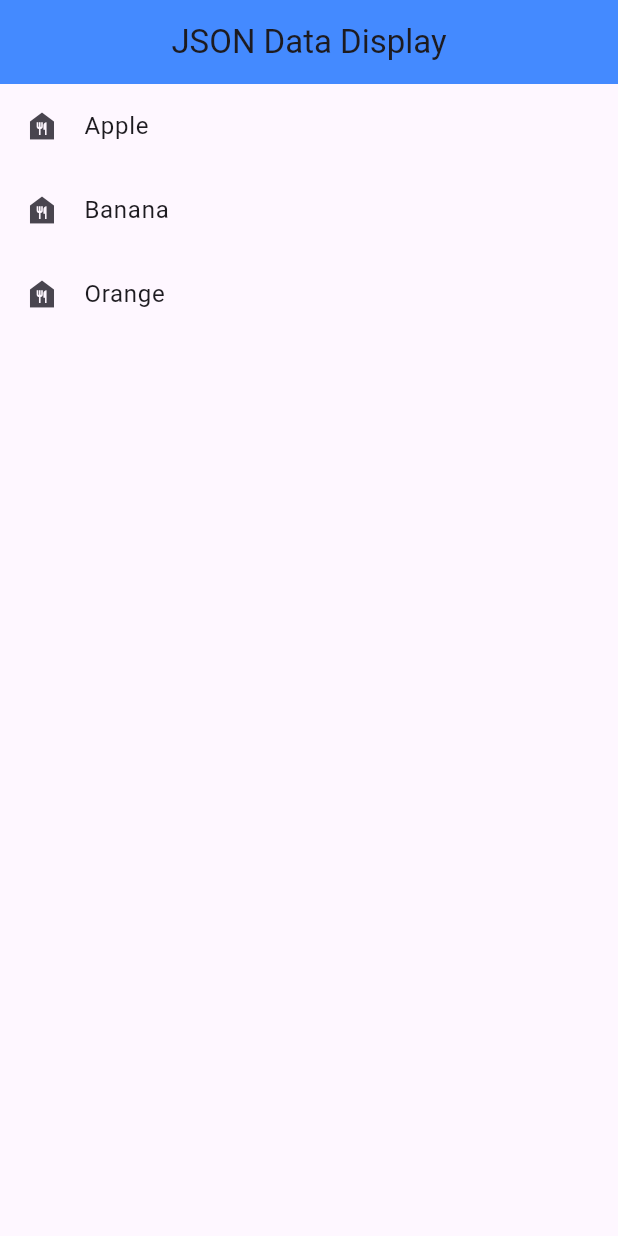
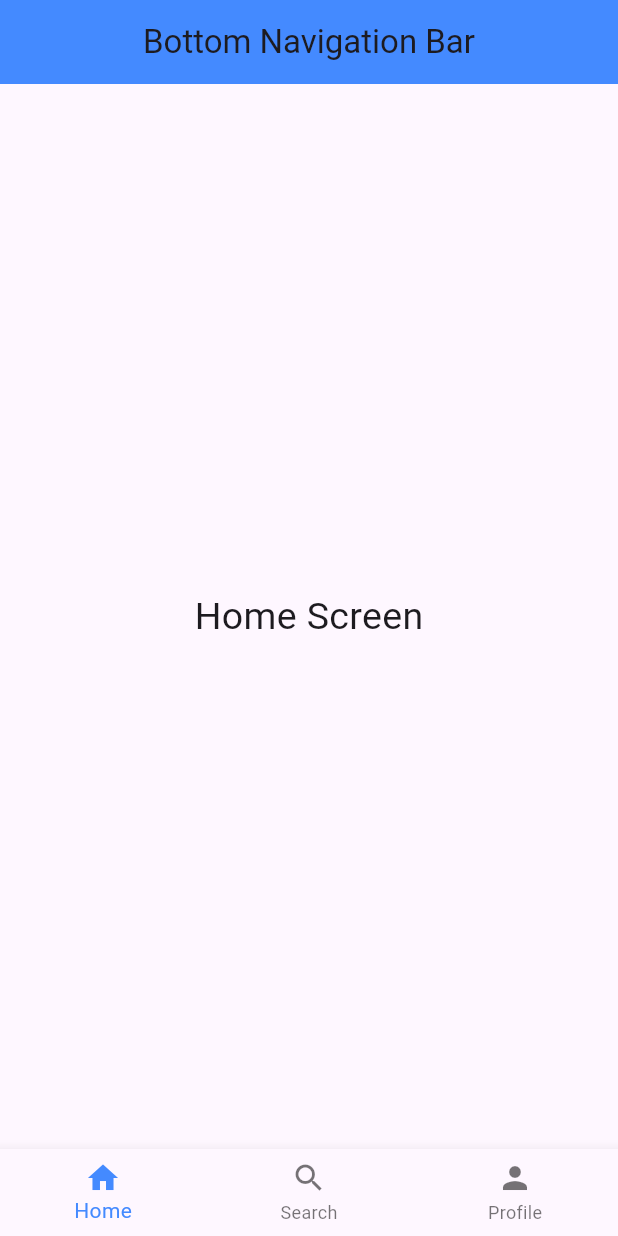
Before and after one commit to Hindavi-1/flutter_exercises, a Flutter app: the screen it shows after launch, on a phone screen of 412 x 824 dp. Run offline on Flutter 3.47's test engine with Material 3 defaults, Android fonts, the phone set to English and light mode, and no system bars.

Commit message:
bottom nav bar

```diff
--- a/lib/main.dart
+++ b/lib/main.dart
@@ -6,6 +6,7 @@ import 'task4_navigation/home_screen.dart';
 import 'task5_fade_animation.dart';
 import 'task6_listview.dart';
 import 'task7_json_display.dart';
+import 'task8_bottom_nav.dart';
 
 void main() {
   runApp(const MyApp());
@@ -18,7 +19,7 @@ class MyApp extends StatelessWidget {
   Widget build(BuildContext context) {
     return const MaterialApp(
       debugShowCheckedModeBanner: false,
-      home: Task7JsonDisplay(),
+      home: Task8BottomNav(),
     );
   }
 }
--- /dev/null
+++ b/lib/task8_bottom_nav.dart
@@ -0,0 +1,58 @@
+import 'package:flutter/material.dart';
+
+class Task8BottomNav extends StatefulWidget {
+  const Task8BottomNav({super.key});
+
+  @override
+  State<Task8BottomNav> createState() => _Task8BottomNavState();
+}
+
+class _Task8BottomNavState extends State<Task8BottomNav> {
+  int _currentIndex = 0;
+
+  @override
+  Widget build(BuildContext context) {
+    return Scaffold(
+      appBar: AppBar(
+        title: const Text("Bottom Navigation Bar"),
+        backgroundColor: Colors.blueAccent,
+        centerTitle: true,
+      ),
+
+      // 6. Change body based on selected tab
+      body: Center(
+        child: _currentIndex == 0
+            ? const Text("Home Screen", style: TextStyle(fontSize: 25))
+            : _currentIndex == 1
+            ? const Text("Search Screen", style: TextStyle(fontSize: 25))
+            : const Text("Profile Screen", style: TextStyle(fontSize: 25)),
+      ),
+
+      // Bottom Navigation Bar
+      bottomNavigationBar: BottomNavigationBar(
+        currentIndex: _currentIndex, // highlight selected tab
+        selectedItemColor: Colors.blueAccent,
+        onTap: (index) {
+          setState(() {
+            _currentIndex = index; // update current index
+          });
+        },
+
+        items: const [
+          BottomNavigationBarItem(
+            icon: Icon(Icons.home),
+            label: "Home",
+          ),
+          BottomNavigationBarItem(
+            icon: Icon(Icons.search),
+            label: "Search",
+          ),
+          BottomNavigationBarItem(
+            icon: Icon(Icons.person),
+            label: "Profile",
+          ),
+        ],
+      ),
+    );
+  }
+}
```
